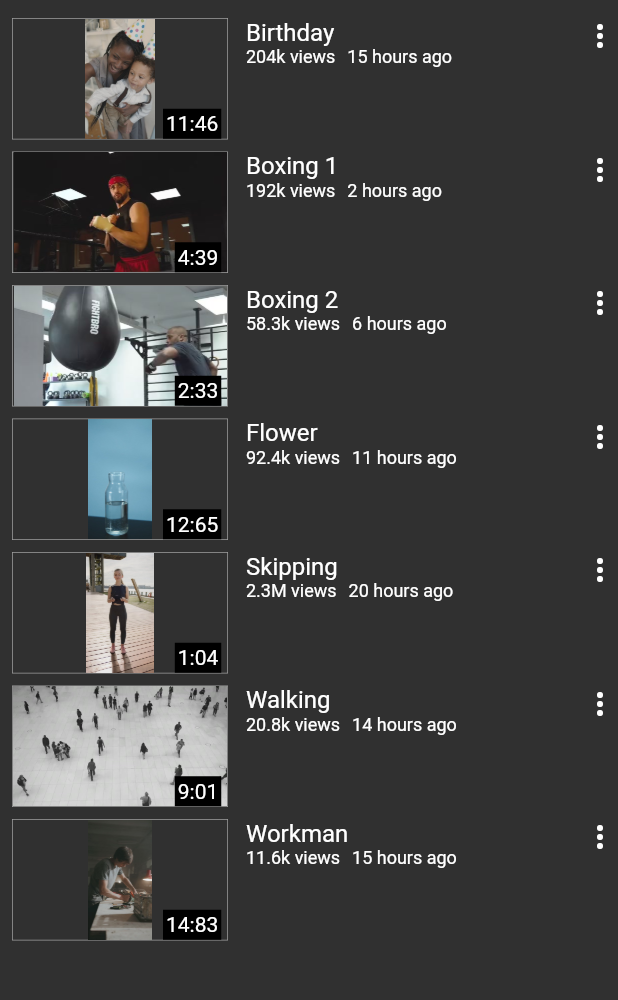
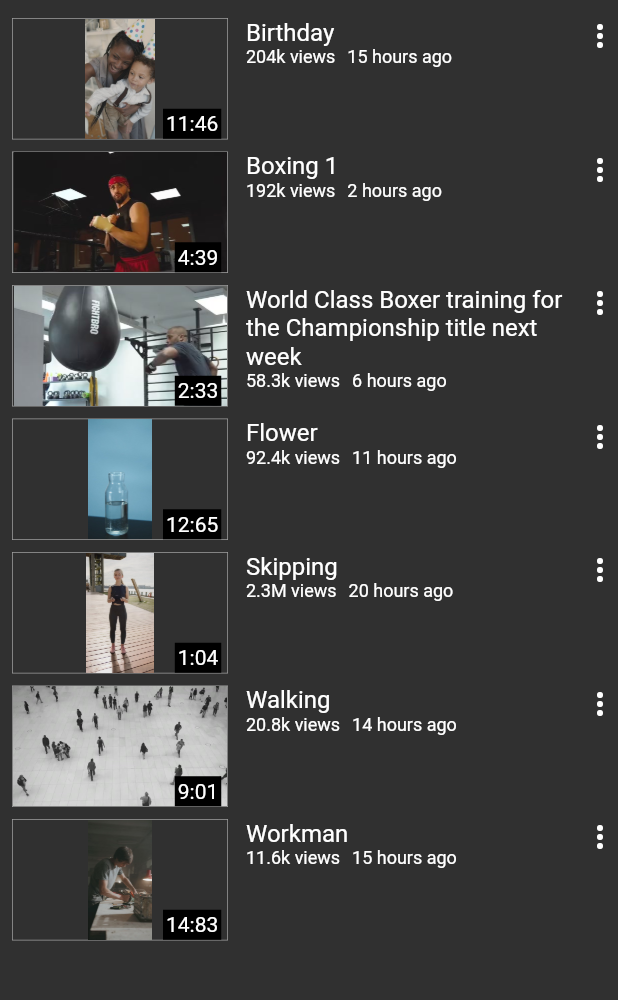
Before and after one commit to jinyus/fluttertube, a Flutter app: the screen it shows after launch, on a phone screen of 412 x 824 dp, the part 126-1126 px from its top. Run offline on Flutter 3.47's test engine with Material 2 defaults, Android fonts, the phone set to English and light mode, and no system bars; our stand-ins replace chewie, video_player.

Commit message:
add long video title

```diff
--- a/lib/sample_data.dart
+++ b/lib/sample_data.dart
@@ -23,7 +23,7 @@ const sampleVideos = [
     id: 3,
     thumbnail: 'assets/thumbs/boxing2.jpg',
     src: 'assets/videos/boxing2.mp4',
-    title: 'Boxing 2',
+    title: 'World Class Boxer training for the Championship title next week',
     published: '6 hours ago',
     views: '58.3k views',
     duration: '2:33',
```
